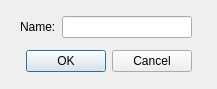
sophiemax/AnimE, file PixelPicture/renamelayer.ui: the form before one commit.
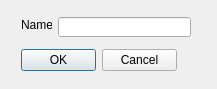
The form after the commit.

What changed in the file:
```diff
--- a/PixelPicture/renamelayer.ui
+++ b/PixelPicture/renamelayer.ui
@@ -13,18 +13,15 @@
   <property name="windowTitle">
    <string>Dialog</string>
   </property>
-  <widget class="QWidget" name="">
-   <property name="geometry">
-    <rect>
-     <x>20</x>
-     <y>10</y>
-     <width>172</width>
-     <height>70</height>
-    </rect>
-   </property>
-   <layout class="QGridLayout" name="gridLayout">
-    <item row="1" column="0" colspan="2">
      <widget class="QDialogButtonBox" name="buttonBox">
+   <property name="geometry">
+    <rect>
+     <x>21</x>
+     <y>49</y>
+     <width>156</width>
+     <height>23</height>
+    </rect>
+   </property>
       <property name="orientation">
        <enum>Qt::Horizontal</enum>
       </property>
@@ -32,9 +29,25 @@
        <set>QDialogButtonBox::Cancel|QDialogButtonBox::Ok</set>
       </property>
      </widget>
-    </item>
-    <item row="0" column="0">
+  <widget class="QLineEdit" name="lineEdit">
+   <property name="geometry">
+    <rect>
+     <x>58</x>
+     <y>17</y>
+     <width>133</width>
+     <height>20</height>
+    </rect>
+   </property>
+  </widget>
      <widget class="QLabel" name="label">
+   <property name="geometry">
+    <rect>
+     <x>21</x>
+     <y>17</y>
+     <width>31</width>
+     <height>16</height>
+    </rect>
+   </property>
       <property name="text">
        <string>Name:</string>
       </property>
@@ -42,13 +55,10 @@
        <enum>Qt::AutoText</enum>
       </property>
      </widget>
-    </item>
-    <item row="0" column="1">
-     <widget class="QLineEdit" name="lineEdit"/>
-    </item>
-   </layout>
-  </widget>
- </widget>
+ </widget>
+ <tabstops>
+  <tabstop>lineEdit</tabstop>
+ </tabstops>
  <resources/>
  <connections>
   <connection>
```
Left out of the diff: 32 changed lines with no effect on the pictures. Lines whose indentation alone changed are shown as unchanged.
